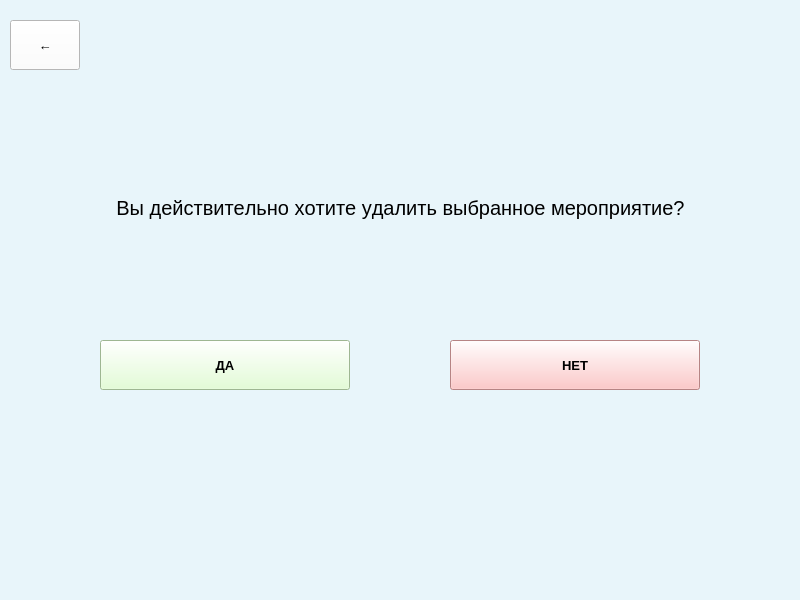
Qt form qt/delete_pod.ui (andrei-229/valanter_app) before a commit.
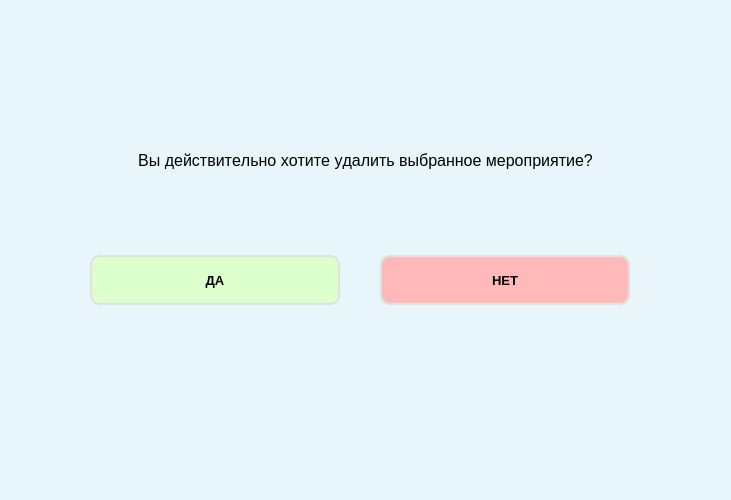
The same form after that commit.

```diff
--- a/qt/delete_pod.ui
+++ b/qt/delete_pod.ui
@@ -6,20 +6,20 @@
    <rect>
     <x>0</x>
     <y>0</y>
-    <width>800</width>
-    <height>600</height>
+    <width>731</width>
+    <height>500</height>
    </rect>
   </property>
   <property name="minimumSize">
    <size>
-    <width>800</width>
-    <height>600</height>
+    <width>731</width>
+    <height>500</height>
    </size>
   </property>
   <property name="maximumSize">
    <size>
-    <width>800</width>
-    <height>600</height>
+    <width>731</width>
+    <height>500</height>
    </size>
   </property>
   <property name="font">
@@ -37,70 +37,12 @@
    <string notr="true">background-color: rgb(232, 245, 250);</string>
   </property>
   <widget class="QWidget" name="centralwidget">
-   <widget class="QWidget" name="horizontalLayoutWidget">
-    <property name="geometry">
-     <rect>
-      <x>10</x>
-      <y>10</y>
-      <width>781</width>
-      <height>71</height>
-     </rect>
-    </property>
-    <layout class="QHBoxLayout" name="horizontalLayout_9">
-     <item>
-      <widget class="QPushButton" name="back_but">
-       <property name="minimumSize">
-        <size>
-         <width>70</width>
-         <height>50</height>
-        </size>
-       </property>
-       <property name="maximumSize">
-        <size>
-         <width>70</width>
-         <height>50</height>
-        </size>
-       </property>
-       <property name="font">
-        <font>
-         <pointsize>10</pointsize>
-        </font>
-       </property>
-       <property name="styleSheet">
-        <string notr="true">QPushButton{
-background-color: rgb(255, 255, 255);
-}
-QPushButton:hover{
-background-color: rgb(242, 255, 235);
-}
-</string>
-       </property>
-       <property name="text">
-        <string>←</string>
-       </property>
-      </widget>
-     </item>
-     <item>
-      <spacer name="horizontalSpacer">
-       <property name="orientation">
-        <enum>Qt::Horizontal</enum>
-       </property>
-       <property name="sizeHint" stdset="0">
-        <size>
-         <width>40</width>
-         <height>20</height>
-        </size>
-       </property>
-      </spacer>
-     </item>
-    </layout>
-   </widget>
    <widget class="QWidget" name="horizontalLayoutWidget_2">
     <property name="geometry">
      <rect>
-      <x>10</x>
-      <y>160</y>
-      <width>781</width>
+      <x>20</x>
+      <y>110</y>
+      <width>691</width>
       <height>71</height>
      </rect>
     </property>
@@ -121,7 +63,7 @@
        </property>
        <property name="font">
         <font>
-         <pointsize>15</pointsize>
+         <pointsize>12</pointsize>
          <weight>50</weight>
          <bold>false</bold>
          <underline>false</underline>
@@ -147,10 +89,10 @@
    <widget class="QWidget" name="verticalLayoutWidget">
     <property name="geometry">
      <rect>
-      <x>100</x>
-      <y>240</y>
+      <x>90</x>
+      <y>180</y>
       <width>252</width>
-      <height>251</height>
+      <height>201</height>
      </rect>
     </property>
     <layout class="QVBoxLayout" name="verticalLayout">
@@ -178,6 +120,8 @@
        <property name="styleSheet">
         <string notr="true">QPushButton{
 background-color: rgb(221, 255, 204);
+border: 2px solid #E0E0E0;
+border-radius: 10px;
 }
 QPushButton:hover{
 background-color: rgb(201, 255, 128);
@@ -194,10 +138,10 @@
    <widget class="QWidget" name="verticalLayoutWidget_2">
     <property name="geometry">
      <rect>
-      <x>450</x>
-      <y>240</y>
+      <x>380</x>
+      <y>180</y>
       <width>252</width>
-      <height>251</height>
+      <height>201</height>
      </rect>
     </property>
     <layout class="QVBoxLayout" name="verticalLayout_2">
@@ -225,11 +169,15 @@
        <property name="styleSheet">
         <string notr="true">QPushButton{
 background-color: rgb(255, 185, 185);
+border: 2px solid #E0E0E0;
+border-radius: 10px;
 }
 QPushButton:hover{
 background-color: rgb(255, 128, 128);
 }
-</string>
+QPushButton:pressed{
+border: 2px solid #404040;
+}</string>
        </property>
        <property name="text">
         <string>НЕТ</string>
```
Left out of the diff: 7 changed lines with no effect on the pictures.
